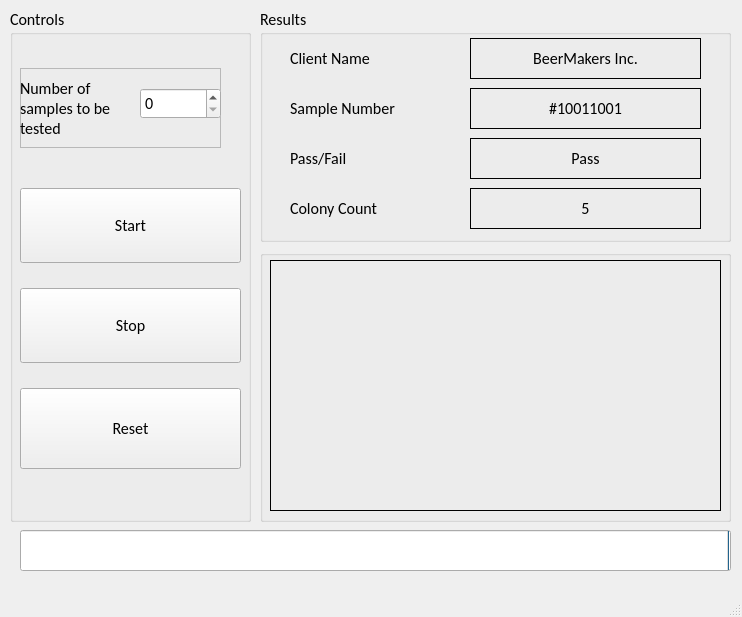
This is Code/GUI/Delta GUI/delta.ui in Jbruslind/ECE44x_Senior_Design as Qt 5 draws it before an edit. The edited form follows.
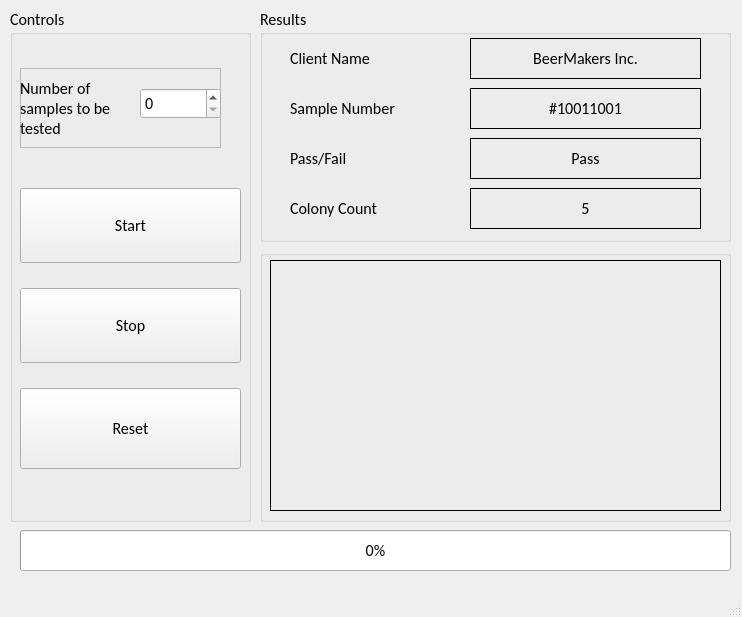
This is the edited form. Icons and pictures are not drawn.

Patch:
```diff
--- a/Code/GUI/Delta GUI/delta.ui
+++ b/Code/GUI/Delta GUI/delta.ui
@@ -392,7 +392,7 @@
      <set>Qt::AlignCenter</set>
     </property>
     <property name="invertedAppearance">
-     <bool>true</bool>
+     <bool>false</bool>
     </property>
    </widget>
    <widget class="QGroupBox" name="Image">
```
